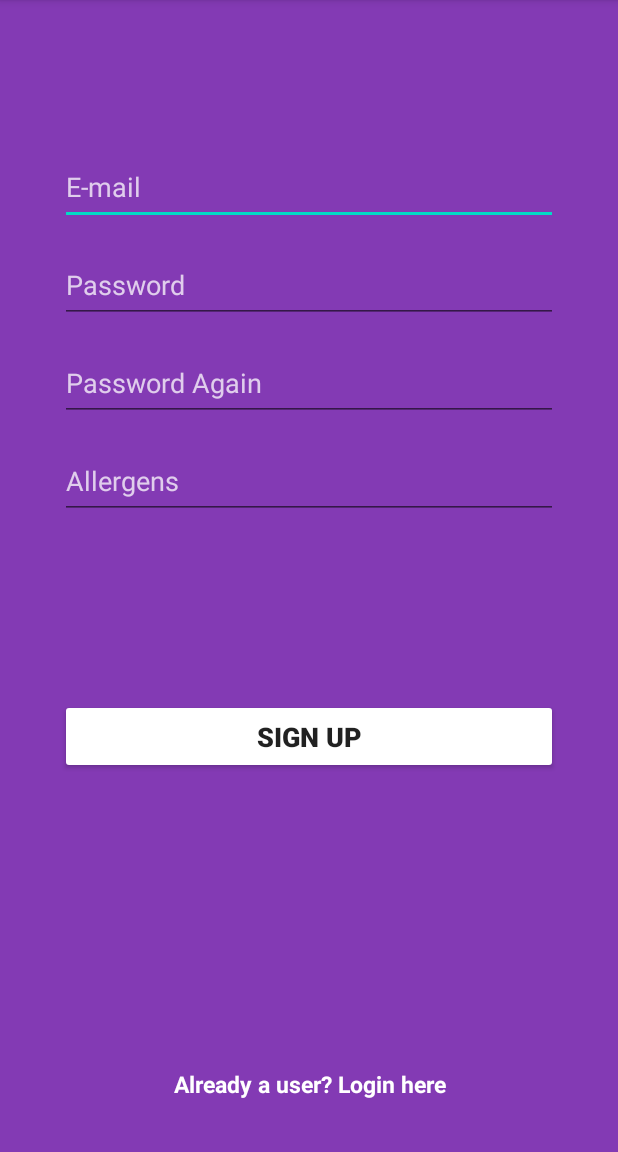
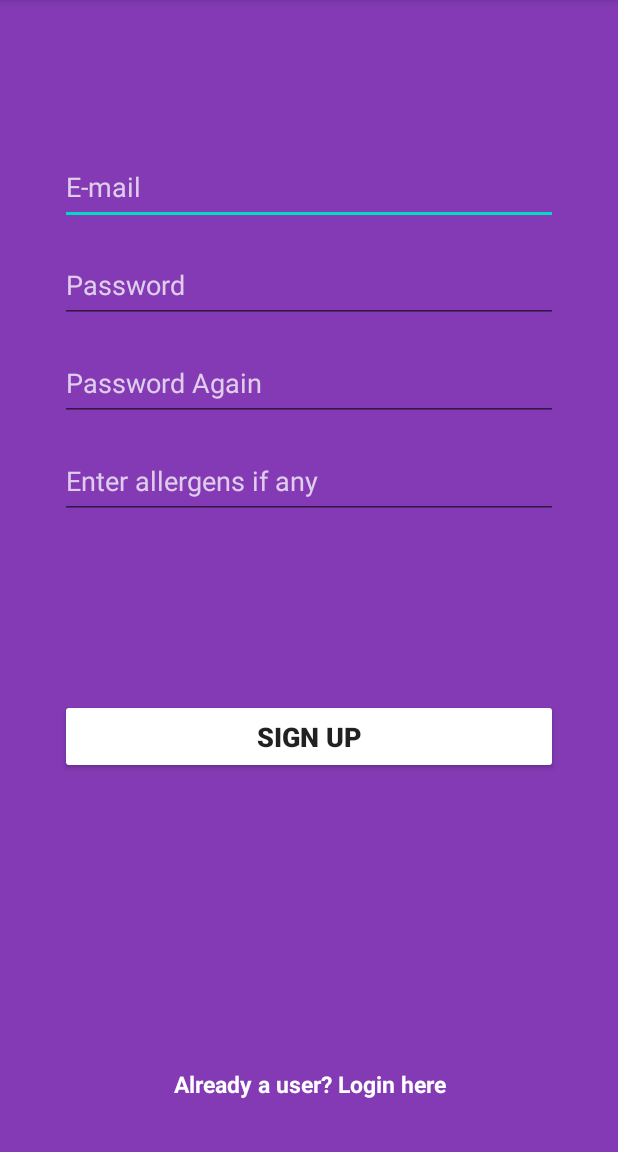
Before and after one commit to Rutvik-C/Recipease, an Android app: the screen it shows after launch (MainActivity), after a tap on "SIGN UP HERE", on a phone screen of 412 x 824 dp, the part 84-1236 px from its top. Run offline under Robolectric (Android 15) with nearby library versions, the phone set to English and light mode, and no system bars; our stand-ins replace Firebase (no records; nobody signed in at launch, a user with empty details on screens opened directly).

Commit message:
login and signup (final version1)

```diff
--- a/app/src/main/res/layout/activity_main.xml
+++ b/app/src/main/res/layout/activity_main.xml
@@ -75,7 +75,7 @@
         android:layout_marginStart="40dp"
         android:layout_marginTop="15dp"
         android:layout_marginEnd="40dp"
-        android:hint="Allergens"
+        android:hint="Enter allergens if any"
         android:inputType="textAutoComplete"
         android:textColor="#FFFFFF"
         android:textColorHint="#BFFFFFFF"
```
Also changed, not shown: app/src/main/java/com/example/miniproject21/MainActivity.java (+2 -10 lines).
